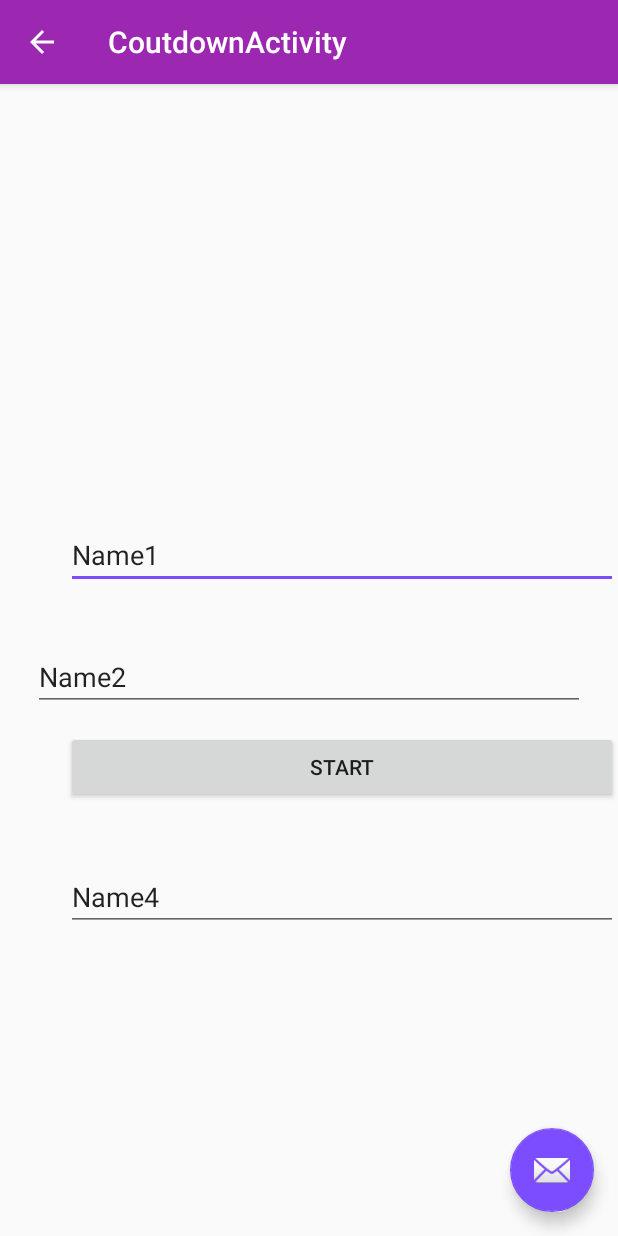
After one commit to KrzysztofSikora/TestApp, an Android app: the CountdownActivity screen opened directly, with no data from a screen before it, on a phone screen of 412 x 824 dp. The commit adds this screen. Run offline under Robolectric (Android 15) with nearby library versions, the phone set to English and light mode, and no system bars.

Commit message:
load file and scroll view

```diff
--- a/app/build.gradle
+++ b/app/build.gradle
@@ -32,12 +32,13 @@
     androidTestCompile('com.android.support.test.espresso:espresso-core:2.2.2', {
         exclude group: 'com.android.support', module: 'support-annotations'
     })
+    compile 'com.android.support:design:25.2.0'
+
+
+
     compile 'com.android.support:appcompat-v7:25.2.0'
     compile 'com.android.support:design:25.2.0'
-    compile 'com.android.support:design:25.2.0'
     compile 'org.apache.directory.studio:org.apache.commons.io:2.4'
-
+    compile 'com.android.support.constraint:constraint-layout:+'
     testCompile 'junit:junit:4.12'
-
-
 }
--- a/app/src/main/AndroidManifest.xml
+++ b/app/src/main/AndroidManifest.xml
@@ -62,6 +62,16 @@
                 android:name="android.appwidget.provider"
                 android:resource="@xml/app_widget_info" />
         </receiver>
+
+        <activity
+            android:name=".CountdownActivity"
+            android:label="@string/title_activity_coutdown"
+            android:parentActivityName=".ToysActivity"
+            android:theme="@style/AppTheme.NoActionBar">
+            <meta-data
+                android:name="android.support.PARENT_ACTIVITY"
+                android:value="pl.krzysztofsikora.testapp.ToysActivity" />
+        </activity>
     </application>
 
 </manifest>
--- /dev/null
+++ b/app/src/main/java/pl/krzysztofsikora/testapp/CountdownActivity.java
@@ -0,0 +1,41 @@
+package pl.krzysztofsikora.testapp;
+
+import android.os.Bundle;
+import android.support.design.widget.FloatingActionButton;
+import android.support.design.widget.Snackbar;
+import android.support.v7.app.AppCompatActivity;
+import android.support.v7.widget.Toolbar;
+import android.view.View;
+import android.widget.Button;
+import android.widget.EditText;
+
+public class CountdownActivity extends AppCompatActivity {
+
+    EditText title, body, value;
+    Button start;
+
+
+    @Override
+    protected void onCreate(Bundle savedInstanceState) {
+        super.onCreate(savedInstanceState);
+        setContentView(R.layout.activity_countdown);
+        Toolbar toolbar = (Toolbar) findViewById(R.id.toolbar);
+        setSupportActionBar(toolbar);
+
+        FloatingActionButton fab = (FloatingActionButton) findViewById(R.id.fab);
+        fab.setOnClickListener(new View.OnClickListener() {
+            @Override
+            public void onClick(View view) {
+                Snackbar.make(view, "Replace with your own action", Snackbar.LENGTH_LONG)
+                        .setAction("Action", null).show();
+            }
+        });
+        getSupportActionBar().setDisplayHomeAsUpEnabled(true);
+        title = (EditText) findViewById(R.id.NotifyTitleET);
+        body = (EditText) findViewById(R.id.NotifyBodyET);
+        value = (EditText) findViewById(R.id.NotifyValueET);
+        start = (Button) findViewById(R.id.startBtn);
+    }
+
+
+}
--- a/app/src/main/java/pl/krzysztofsikora/testapp/ToysActivity.java
+++ b/app/src/main/java/pl/krzysztofsikora/testapp/ToysActivity.java
@@ -149,6 +149,10 @@
                 intent = new Intent(ToysActivity.this, FishesActivity.class);
                 startActivity(intent);
                 break;
+            case R.id.countdownBtn:
+                intent = new Intent(ToysActivity.this, CountdownActivity.class);
+                startActivity(intent);
+                break;
 
         }
     }
--- /dev/null
+++ b/app/src/main/res/layout/activity_countdown.xml
@@ -0,0 +1,33 @@
+<?xml version="1.0" encoding="utf-8"?>
+<android.support.design.widget.CoordinatorLayout xmlns:android="http://schemas.android.com/apk/res/android"
+    xmlns:app="http://schemas.android.com/apk/res-auto"
+    xmlns:tools="http://schemas.android.com/tools"
+    android:layout_width="match_parent"
+    android:layout_height="match_parent"
+    tools:context="pl.krzysztofsikora.testapp.CountdownActivity">
+
+    <android.support.design.widget.AppBarLayout
+        android:layout_width="match_parent"
+        android:layout_height="wrap_content"
+        android:theme="@style/AppTheme.AppBarOverlay">
+
+        <android.support.v7.widget.Toolbar
+            android:id="@+id/toolbar"
+            android:layout_width="match_parent"
+            android:layout_height="?attr/actionBarSize"
+            android:background="?attr/colorPrimary"
+            app:popupTheme="@style/AppTheme.PopupOverlay" />
+
+    </android.support.design.widget.AppBarLayout>
+
+    <include layout="@layout/content_countdown" />
+
+    <android.support.design.widget.FloatingActionButton
+        android:id="@+id/fab"
+        android:layout_width="wrap_content"
+        android:layout_height="wrap_content"
+        android:layout_gravity="bottom|end"
+        android:layout_margin="@dimen/fab_margin"
+        app:srcCompat="@android:drawable/ic_dialog_email" />
+
+</android.support.design.widget.CoordinatorLayout>
--- /dev/null
+++ b/app/src/main/res/layout/content_countdown.xml
@@ -0,0 +1,65 @@
+<?xml version="1.0" encoding="utf-8"?>
+<RelativeLayout xmlns:android="http://schemas.android.com/apk/res/android"
+    xmlns:app="http://schemas.android.com/apk/res-auto"
+    xmlns:tools="http://schemas.android.com/tools"
+    android:layout_width="match_parent"
+    android:layout_height="match_parent"
+    app:layout_behavior="@string/appbar_scrolling_view_behavior"
+    tools:context="pl.krzysztofsikora.testapp.CountdownActivity"
+    tools:showIn="@layout/activity_countdown">
+
+    <EditText
+        android:id="@+id/NotifyTitleET"
+        android:layout_width="368dp"
+        android:layout_height="wrap_content"
+        android:ems="10"
+        android:inputType="textPersonName"
+        android:text="Name1"
+        tools:layout_editor_absoluteX="8dp"
+        tools:layout_editor_absoluteY="16dp"
+        android:layout_marginBottom="36dp"
+        android:layout_above="@+id/NotifyBodyET"
+        android:layout_alignParentRight="true"
+        android:layout_alignParentEnd="true" />
+
+    <EditText
+        android:id="@+id/NotifyBodyET"
+        android:layout_width="368dp"
+        android:layout_height="wrap_content"
+        android:ems="10"
+        android:inputType="textPersonName"
+        android:text="Name2"
+        tools:layout_editor_absoluteX="8dp"
+        tools:layout_editor_absoluteY="91dp"
+        android:layout_above="@+id/startBtn"
+        android:layout_centerHorizontal="true"
+        android:layout_marginBottom="13dp" />
+
+    <Button
+        android:id="@+id/startBtn"
+        android:layout_width="368dp"
+        android:layout_height="wrap_content"
+        android:onClick="click"
+        android:text="@string/start"
+        tools:layout_editor_absoluteX="8dp"
+        tools:layout_editor_absoluteY="156dp"
+        android:layout_marginBottom="40dp"
+        android:layout_above="@+id/NotifyValueET"
+        android:layout_alignParentRight="true"
+        android:layout_alignParentEnd="true" />
+
+    <EditText
+        android:id="@+id/NotifyValueET"
+        android:layout_width="368dp"
+        android:layout_height="wrap_content"
+        android:ems="10"
+        android:inputType="textPersonName"
+        android:text="Name4"
+        tools:layout_editor_absoluteX="8dp"
+        tools:layout_editor_absoluteY="233dp"
+        android:layout_marginBottom="203dp"
+        android:layout_alignParentBottom="true"
+        android:layout_alignParentRight="true"
+        android:layout_alignParentEnd="true" />
+
+</RelativeLayout>
--- a/app/src/main/res/layout/content_toys.xml
+++ b/app/src/main/res/layout/content_toys.xml
@@ -34,4 +34,14 @@
         android:layout_centerHorizontal="true"
         android:onClick="click"/>
 
+    <Button
+        android:id="@+id/countdownBtn"
+        android:layout_width="match_parent"
+        android:layout_height="wrap_content"
+        android:layout_below="@+id/textView"
+        android:layout_centerHorizontal="true"
+        android:layout_marginTop="106dp"
+        android:text="@string/countdown"
+        android:onClick="click"/>
+
 </RelativeLayout>
--- a/app/src/main/res/values/strings.xml
+++ b/app/src/main/res/values/strings.xml
@@ -12,4 +12,7 @@
     <string name="title_activity_fiches">FichesActivity</string>
     <string name="appwidget_text">TestApp</string>
     <string name="add_widget">Add widget</string>
+    <string name="title_activity_coutdown">CoutdownActivity</string>
+    <string name="countdown">Odliczanie</string>
+    <string name="start">Start</string>
 </resources>
```
